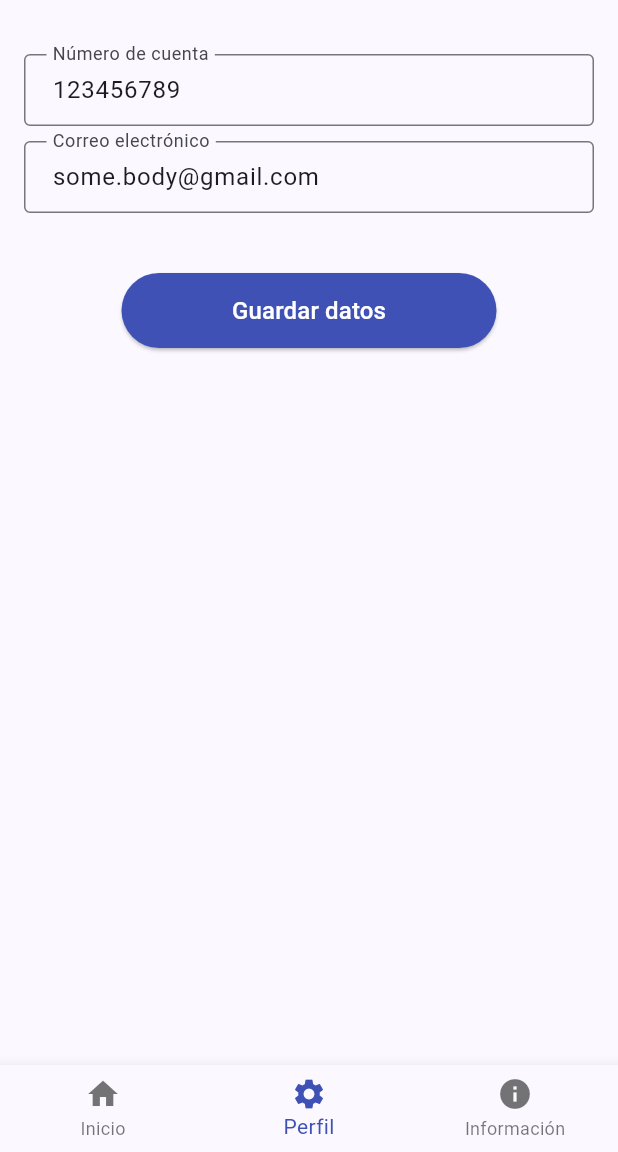
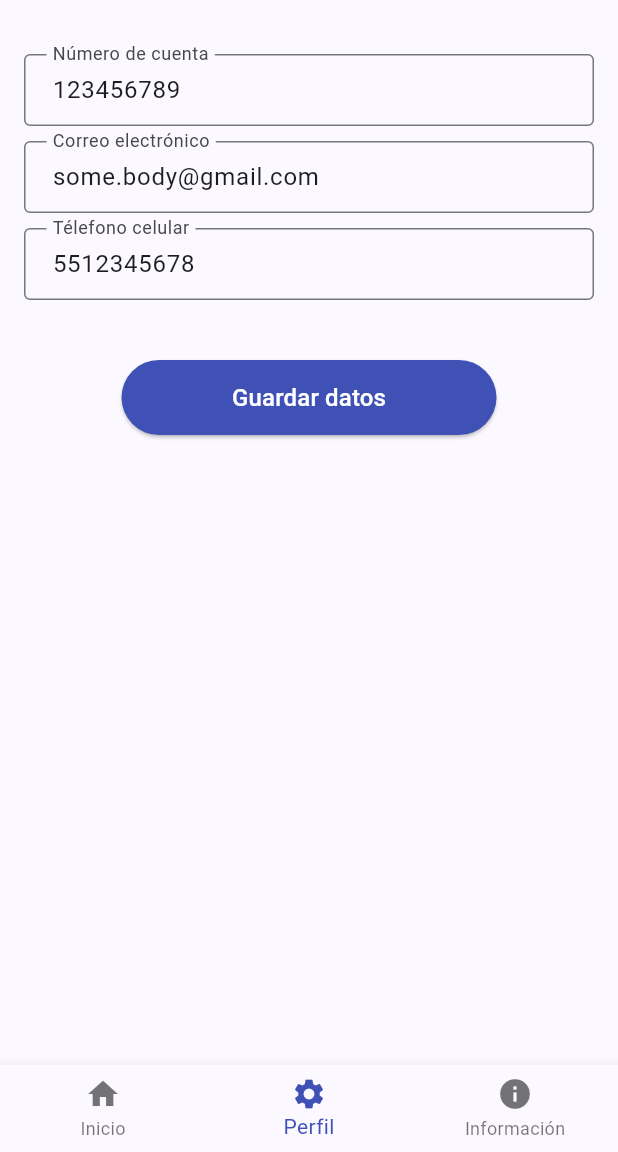
Before and after one commit to jctovar/auxilio_iztacala, a Flutter app: the screen it shows after launch, item 2 of the bottom bar chosen, after a tap on "Guardar datos", on a phone screen of 412 x 824 dp, the part 84-1236 px from its top. Run offline on Flutter 3.47's test engine with Material 2 defaults, Android fonts, the light colour scheme and no system bars; drawn by our look-alikes of flutter_form_builder; our stand-ins replace device_info_plus, dio, form_builder_validators, logger, shared_preferences; missing offline and left inert: fl_location.

Commit message:
20230608

```diff
--- a/lib/globals/environment.dart
+++ b/lib/globals/environment.dart
@@ -30,6 +30,5 @@ class Environment {
   static String rfc =
       '^[A-Z][A,E,I,O,U,X][A-Z]{2}[0-9]{2}[0-1][0-9][0-3][0-9][0-9,A-Z]{3}';
   static String phone = '^[0-9]{10}\$';
-  static String module = '^[0-9]{4}\$';
-  static String period = '^20[1-3][0-9]-[1-2]\$';
+  static String username = '^[0-9]{9}\$';
 }
--- a/lib/main.dart
+++ b/lib/main.dart
@@ -1,5 +1,6 @@
 import 'package:alerta/pages/home_page.dart';
 import 'package:alerta/services/helper_functions.dart';
+import 'package:alerta/utils/logger.dart';
 import 'package:flutter/material.dart';
 import 'package:uuid/uuid.dart';
 
@@ -28,7 +29,7 @@ class _MyAppState extends State<MyApp> {
       if (value == '') {
         HelperFunctions.saveUuidUserPreference(uuid.v4());
       } else {
-        print('Recuperado uuid... $value');
+        Logs.p.i('Recuperado uuid... $value');
       }
       setState(() {});
     });
--- a/lib/pages/home_page.dart
+++ b/lib/pages/home_page.dart
@@ -1,3 +1,4 @@
+import 'package:alerta/utils/logger.dart';
 import 'package:alerta/widgets/get_location.dart';
 import 'package:alerta/widgets/info.dart';
 import 'package:alerta/widgets/profile.dart';
@@ -24,7 +25,7 @@ class _HomePageState extends State<HomePage> {
 
     if (!kIsWeb) {
       FlLocation.getLocationServicesStatusStream().listen((event) {
-        print('location services status: $event');
+        Logs.p.i('location services status: $event');
       });
     }
   }
--- a/lib/services/helper_functions.dart
+++ b/lib/services/helper_functions.dart
@@ -8,6 +8,7 @@ class HelperFunctions {
   static String sharedPreferenceUserEmailKey = "USERMAILKEY";
   static String sharedPreferenceUserPeriod = "USERPERIOD";
   static String sharedPreferenceUuidUserPeriod = "USERUUID";
+  static String sharedPreferenceUserPhoneKey = "USERPHONE";
 
   static Future<bool> saveUserLoggedInPreference(bool userLoggedIn) async {
     SharedPreferences prefs = await SharedPreferences.getInstance();
@@ -27,6 +28,11 @@ class HelperFunctions {
   static Future<bool> saveUserEmailPreference(String userEmail) async {
     SharedPreferences prefs = await SharedPreferences.getInstance();
     return await prefs.setString(sharedPreferenceUserEmailKey, userEmail);
+  }
+
+  static Future<bool> saveUserPhonePreference(String userPhone) async {
+    SharedPreferences prefs = await SharedPreferences.getInstance();
+    return await prefs.setString(sharedPreferenceUserPhoneKey, userPhone);
   }
 
   static Future<bool> saveUuidUserPreference(String uuidUser) async {
@@ -55,6 +61,11 @@ class HelperFunctions {
         'some.body@gmail.com');
   }
 
+  static Future<String?> getUserPhonePreference() async {
+    SharedPreferences prefs = await SharedPreferences.getInstance();
+    return (prefs.getString(sharedPreferenceUserPhoneKey) ?? '5512345678');
+  }
+
   static Future<String?> getUuidUserPreference() async {
     SharedPreferences prefs = await SharedPreferences.getInstance();
     return (prefs.getString(sharedPreferenceUuidUserPeriod) ?? '');
--- a/lib/widgets/profile.dart
+++ b/lib/widgets/profile.dart
@@ -16,6 +16,7 @@ class _ProfileState extends State<Profile> {
   final _formKey = GlobalKey<FormBuilderState>();
   late String _username;
   late String _email;
+  late String _phone;
 
   @override
   void initState() {
@@ -26,11 +27,12 @@ class _ProfileState extends State<Profile> {
   Future<void> _getUserInState() async {
     await HelperFunctions.getUserNamePreference().then((value) {
       _username = value!;
-      print(_username);
     });
     await HelperFunctions.getUserEmailPreference().then((value) {
       _email = value!;
-      print(_email);
+    });
+    await HelperFunctions.getUserPhonePreference().then((value) {
+      _phone = value!;
     });
 
     setState(() {});
@@ -39,10 +41,22 @@ class _ProfileState extends State<Profile> {
   @override
   void dispose() {
     super.dispose();
-    print(_formKey.currentState?.value);
+    Logs.p.i(_formKey.currentState?.value);
   }
 
-  _saveData() {}
+  _saveData(var data) {
+    Logs.p.i(data);
+    try {
+      HelperFunctions.saveUserNamePreference(data["username"]);
+      HelperFunctions.saveUserEmailPreference(data["email"]);
+      HelperFunctions.saveUserPhonePreference(data["phone"]);
+
+      Environment.showSnackbar(
+          context, 'Se guardaron los datos correctamente.');
+    } catch (e) {
+      Environment.showSnackbar(context, 'Ocurrio un error.');
+    }
+  }
 
   formBuilder(context) {
     return FormBuilder(
@@ -58,7 +72,10 @@ class _ProfileState extends State<Profile> {
               decoration: Environment.inputDecoration(
                   'Número de cuenta', 'Ingresa tu número de cuenta'),
               validator: FormBuilderValidators.compose([
-                FormBuilderValidators.required(),
+                FormBuilderValidators.required(
+                    errorText: 'El número de cuenta es obligatorio.'),
+                FormBuilderValidators.match(Environment.username,
+                    errorText: 'Un número de cuenta a 9 digitos.')
               ]),
             ),
             const SizedBox(height: 10),
@@ -68,8 +85,22 @@ class _ProfileState extends State<Profile> {
               decoration: Environment.inputDecoration(
                   'Correo electrónico', 'Ingresa tu correo electrónico'),
               validator: FormBuilderValidators.compose([
-                FormBuilderValidators.required(),
+                FormBuilderValidators.required(
+                    errorText: 'El correo electrónico es obligatorio.'),
                 FormBuilderValidators.email(),
+              ]),
+            ),
+            const SizedBox(height: 10),
+            FormBuilderTextField(
+              name: 'phone',
+              initialValue: _phone,
+              decoration: Environment.inputDecoration('Télefono celular',
+                  'Ingresa el número de tu télefono personal'),
+              validator: FormBuilderValidators.compose([
+                FormBuilderValidators.required(
+                    errorText: 'El número de télefono es obligatorio.'),
+                FormBuilderValidators.match(Environment.phone,
+                    errorText: 'Un número de télefono a 10 digitos.')
               ]),
             ),
             const SizedBox(height: 40),
@@ -82,8 +113,7 @@ class _ProfileState extends State<Profile> {
                 ),
                 onPressed: () {
                   if (_formKey.currentState?.saveAndValidate() ?? false) {
-                    Logs.p.i(_formKey.currentState?.value);
-                    //_authLogin(_formKey.currentState?.value);
+                    _saveData(_formKey.currentState?.value);
                   }
                 },
                 child: const Text(
```
